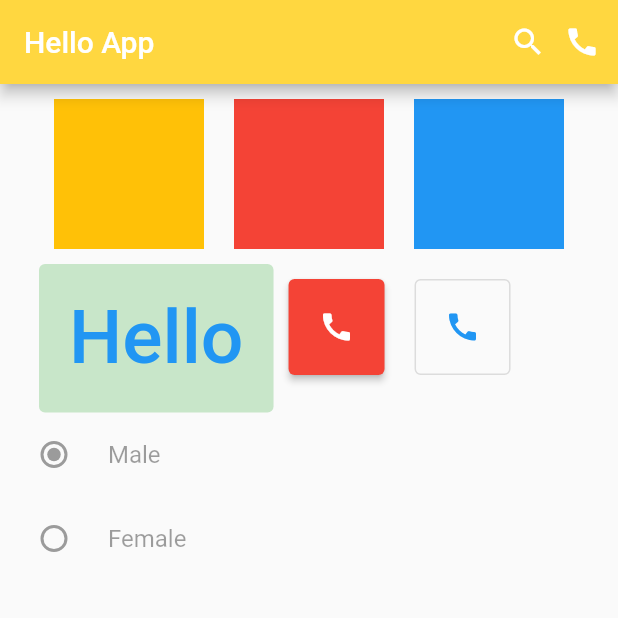
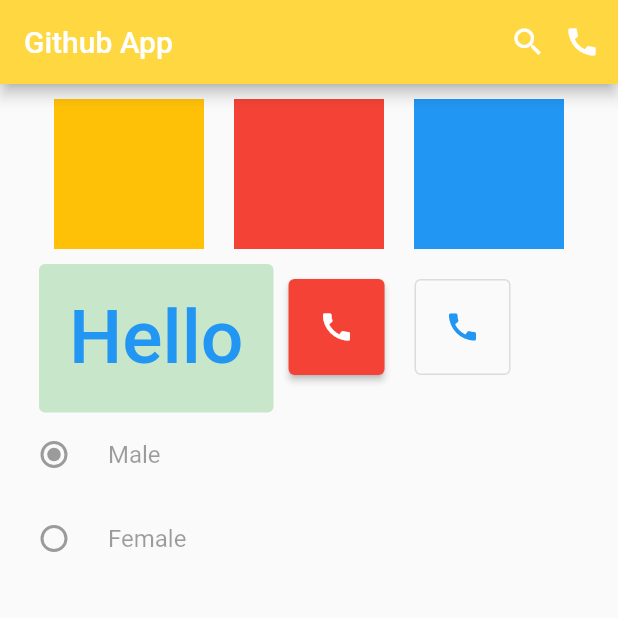
Before and after one commit to trantruongan136/DemoGithub, a Flutter app: the screen it shows after launch, on a phone screen of 412 x 824 dp, the top half of it. Run offline on Flutter 3.47's test engine with Material 2 defaults, Android fonts, the phone set to English and light mode, and no system bars.

Commit message:
update new file

```diff
--- a/lib/main.dart
+++ b/lib/main.dart
@@ -1,5 +1,5 @@
 import 'package:flutter/material.dart';
-//import
+
 void main(List<String> args) {
   runApp(const HelloApp());
 }
@@ -15,6 +15,7 @@ class _HelloAppState extends State<HelloApp> {
   @override
   Widget build(BuildContext context) {
     return MaterialApp(
+
       home: Scaffold(
         floatingActionButtonLocation: FloatingActionButtonLocation.centerDocked,
         bottomNavigationBar: Container(
@@ -30,7 +31,7 @@ class _HelloAppState extends State<HelloApp> {
           // focusElevation: 20,
         ),
         appBar: AppBar(
-          title: const Text('Hello App'),
+          title: const Text('Github App'),
           actions: [
             const Icon(Icons.search),
             IconButton(onPressed: () {}, icon: const Icon(Icons.call))
```
